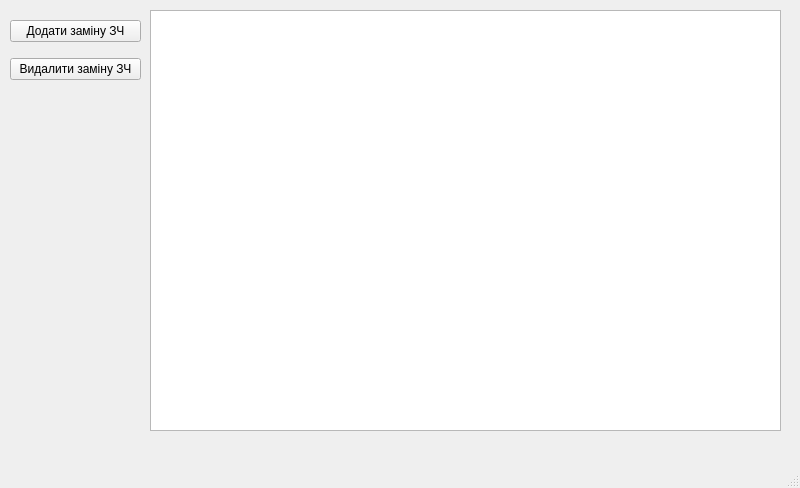
Vitech-UA/AutoTool, file ui.ui: the form before one commit.
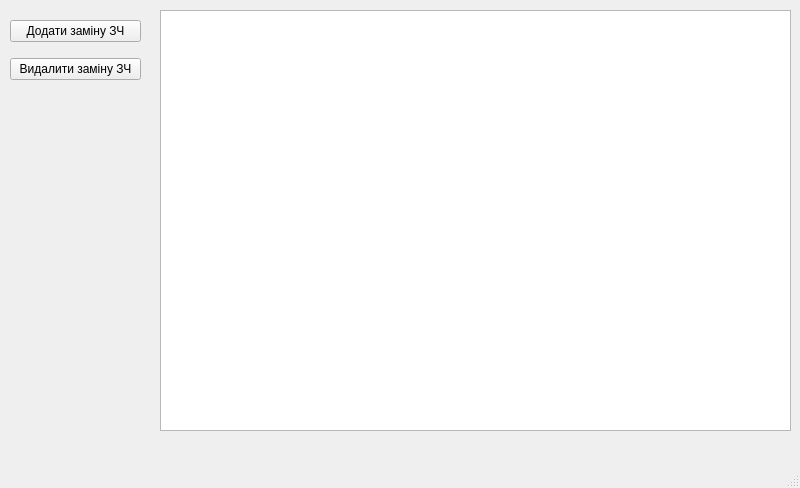
The form after the commit.

Commit message: Прописав метод завантаження даних з бази даних.

Diff of the .ui file:
```diff
--- a/ui.ui
+++ b/ui.ui
@@ -14,16 +14,6 @@
    <string>MainWindow</string>
   </property>
   <widget class="QWidget" name="centralwidget">
-   <widget class="QTableWidget" name="tableWidget">
-    <property name="geometry">
-     <rect>
-      <x>150</x>
-      <y>10</y>
-      <width>631</width>
-      <height>421</height>
-     </rect>
-    </property>
-   </widget>
    <widget class="QWidget" name="layoutWidget">
     <property name="geometry">
      <rect>
@@ -50,6 +40,16 @@
      </item>
     </layout>
    </widget>
+   <widget class="QTableWidget" name="tableWidget">
+    <property name="geometry">
+     <rect>
+      <x>160</x>
+      <y>10</y>
+      <width>631</width>
+      <height>421</height>
+     </rect>
+    </property>
+   </widget>
   </widget>
   <widget class="QMenuBar" name="menubar">
    <property name="geometry">
```
The commit also changes 2 other files.
